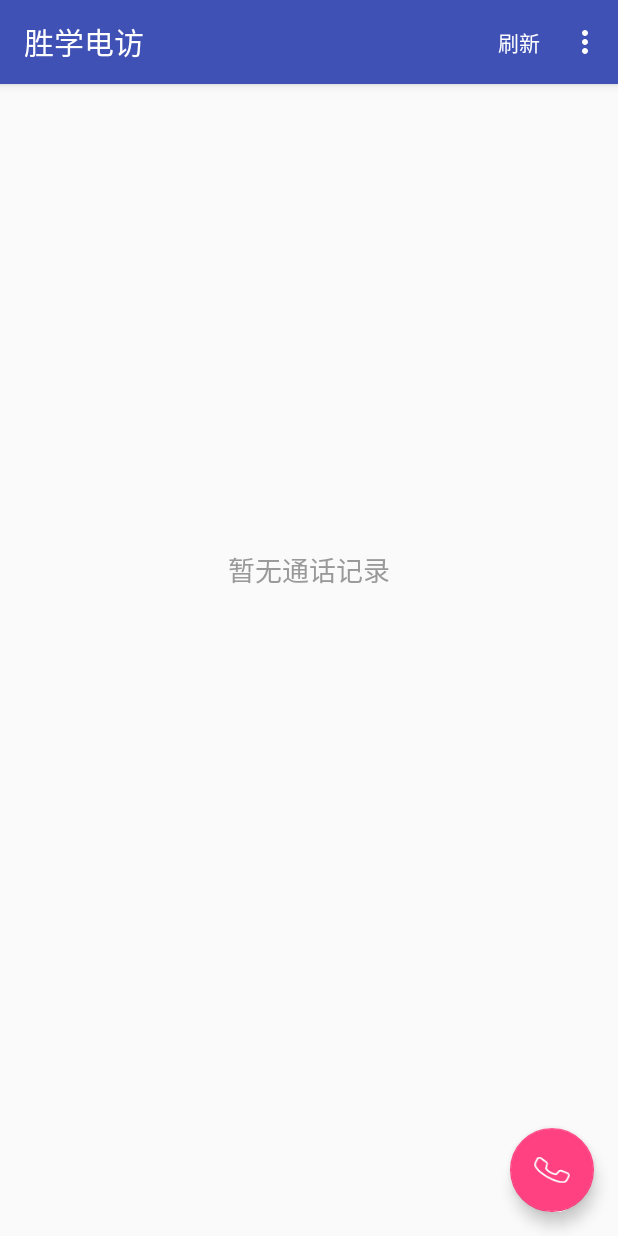
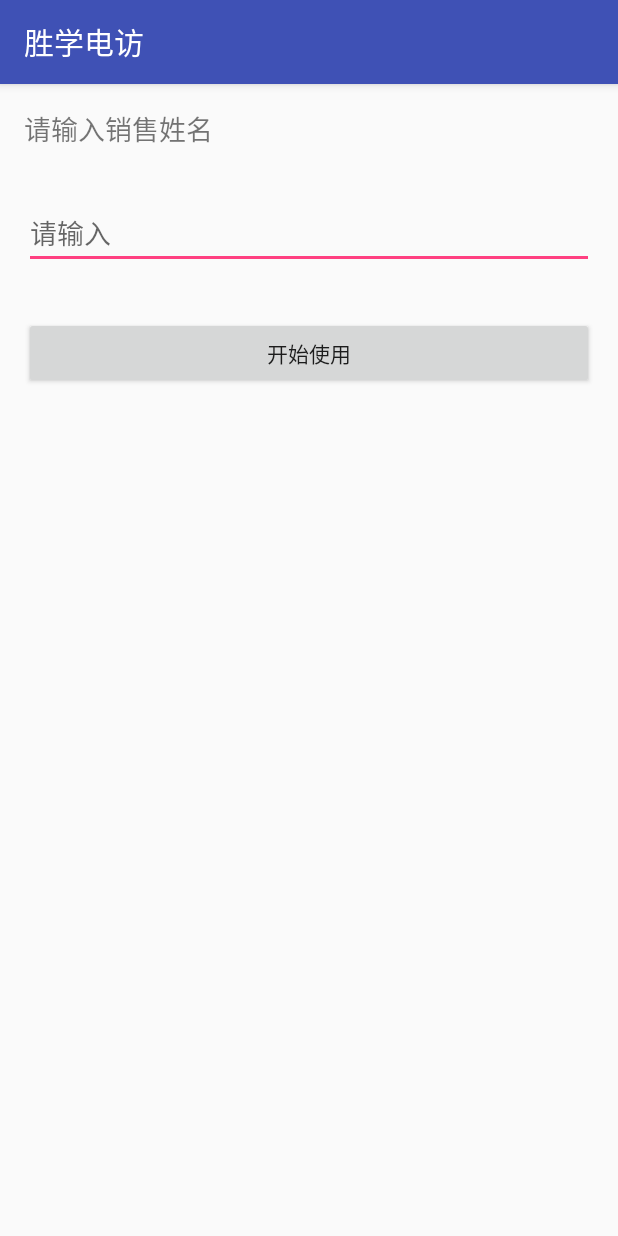
Before and after one commit to guoq1/CallAutoRecord, an Android app: the screen it shows after launch (MainActivity before the commit, LoginActivity after it), on a phone screen of 412 x 824 dp. Run offline under Robolectric (Android 15) with nearby library versions, the phone set to English and light mode, and no system bars; libraries missing offline, so code that uses them is left out: com.lzy.okgo; 1 statement that could not run was skipped.

Commit message:
修改toolbar

```diff
--- /dev/null
+++ b/app/src/main/java/com/guoqi/callautorecord/LoginActivity.kt
@@ -0,0 +1,40 @@
+package com.guoqi.callautorecord
+
+import android.content.Intent
+import android.os.Bundle
+import android.support.v7.app.AppCompatActivity
+import kotlinx.android.synthetic.main.activity_login.*
+
+class LoginActivity : AppCompatActivity() {
+
+    override fun onCreate(savedInstanceState: Bundle?) {
+        super.onCreate(savedInstanceState)
+        setContentView(R.layout.activity_login)
+
+        initData()
+
+        btn_start.setOnClickListener {
+            if (et_name.text.isNotEmpty()) {
+                ACache.get(this).put("name", et_name.text.toString())
+                var intent = Intent(this@LoginActivity, MainActivity::class.java)
+                intent.putExtra("name", et_name.text.toString())
+                startActivity(intent)
+                finish()
+            } else {
+                et_name.error = "请输入姓名"
+            }
+        }
+    }
+
+    private fun initData() {
+        if (ACache.get(this).getAsString("name") != null) {
+            var name = ACache.get(this).getAsString("name")
+            if (name.isNotEmpty()) {
+                et_name.setText(name)
+                et_name.setSelection(name.length)
+            }
+        }
+    }
+
+
+}
--- a/app/src/main/java/com/guoqi/callautorecord/MainActivity.kt
+++ b/app/src/main/java/com/guoqi/callautorecord/MainActivity.kt
@@ -51,6 +51,14 @@ class MainActivity : AppCompatActivity() {
     override fun onCreate(savedInstanceState: Bundle?) {
         super.onCreate(savedInstanceState)
         setContentView(R.layout.activity_main)
+        if (ACache.get(this).getAsString("name") == null) {
+            startActivity(Intent(this@MainActivity, LoginActivity::class.java))
+        } else {
+            toolbar.title = resources.getString(R.string.app_name) + (" (" + ACache.get(this).getAsString("name") + ")")
+        }
+        if (intent.getStringExtra("name") != null) {
+            toolbar.title = intent.getStringExtra("name")
+        }
         setSupportActionBar(toolbar)
         initPermission()
         initProgressDialog()
@@ -147,6 +155,10 @@ class MainActivity : AppCompatActivity() {
                 startActivity(Intent(this@MainActivity, SetActivity::class.java))
                 true
             }
+            R.id.action_exit -> {
+                startActivity(Intent(this@MainActivity, LoginActivity::class.java))
+                true
+            }
             else -> super.onOptionsItemSelected(item)
         }
     }
--- a/app/src/main/java/com/guoqi/callautorecord/RecordAdapter.kt
+++ b/app/src/main/java/com/guoqi/callautorecord/RecordAdapter.kt
@@ -130,6 +130,7 @@ class RecordAdapter(var context: Context, var datas: List<RecordBean>) : BaseAda
         var min = callDate.substring(10, 12)
         var sec = callDate.substring(12, 14)
         var param = HttpParams()
+        param.put("name", ACache.get(context).getAsString("name"))
         param.put("phone", getNativePhoneNumber())
         param.put("customerPhone", cusPhoneName)
         param.put("callData", "$year-$month-$day")
--- /dev/null
+++ b/app/src/main/res/layout/activity_login.xml
@@ -0,0 +1,32 @@
+<?xml version="1.0" encoding="utf-8"?>
+<LinearLayout xmlns:android="http://schemas.android.com/apk/res/android"
+    xmlns:tools="http://schemas.android.com/tools"
+    android:layout_width="match_parent"
+    android:layout_height="match_parent"
+    android:orientation="vertical"
+    tools:context=".LoginActivity">
+
+    <TextView
+        android:layout_width="match_parent"
+        android:layout_height="wrap_content"
+        android:gravity="left"
+        android:padding="16dp"
+        android:text="请输入销售姓名"
+        android:textSize="18sp" />
+
+    <android.support.design.widget.TextInputEditText
+        android:id="@+id/et_name"
+        android:layout_width="match_parent"
+        android:layout_height="wrap_content"
+        android:layout_margin="16dp"
+        android:hint="请输入" />
+
+
+    <Button
+        android:id="@+id/btn_start"
+        android:layout_width="match_parent"
+        android:layout_height="wrap_content"
+        android:layout_margin="16dp"
+        android:gravity="center"
+        android:text="开始使用" />
+</LinearLayout>
--- a/app/src/main/res/menu/menu_main.xml
+++ b/app/src/main/res/menu/menu_main.xml
@@ -12,4 +12,9 @@
         android:orderInCategory="100"
         android:title="@string/action_settings"
         app:showAsAction="never" />
+    <item
+        android:id="@+id/action_exit"
+        android:orderInCategory="100"
+        android:title="@string/action_exit"
+        app:showAsAction="never" />
 </menu>
--- a/app/src/main/res/values/strings.xml
+++ b/app/src/main/res/values/strings.xml
@@ -2,5 +2,6 @@
     <string name="app_name">胜学电访</string>
     <string name="action_refresh">刷新</string>
     <string name="action_settings">设置</string>
+    <string name="action_exit">退出</string>
 
 </resources>
```
Also changed, not shown: app/src/main/AndroidManifest.xml (+7 -1 lines), app/src/main/java/com/guoqi/callautorecord/CallRecorderService.kt (+1 -87 lines).
